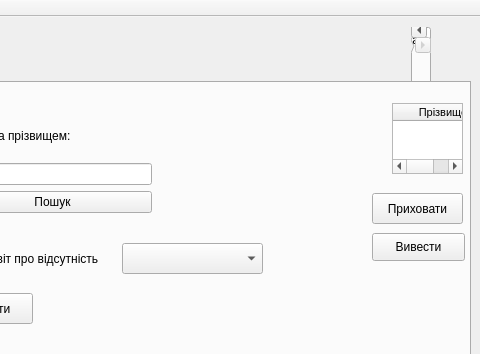
Artem-Chabanovskiy/Course_Work, file mainwindow.ui: the form before one commit; both pictures show x 810 to 1290 and y 0 to 354 of the 1290 by 726 pixel window.
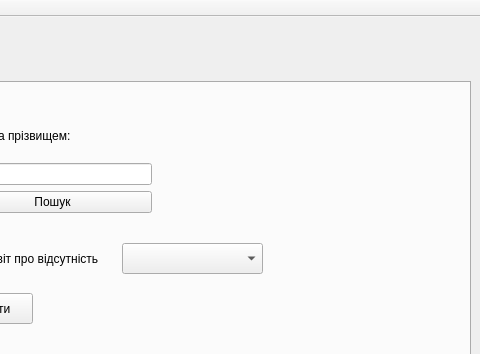
The form after the commit. The open tabs and pages were chosen to show the change.

What changed in the file:
```diff
--- a/mainwindow.ui
+++ b/mainwindow.ui
@@ -798,79 +798,6 @@
        <string/>
       </property>
      </widget>
-     <widget class="QTableWidget" name="ful_absence_info_tb">
-      <property name="geometry">
-       <rect>
-        <x>1190</x>
-        <y>20</y>
-        <width>71</width>
-        <height>71</height>
-       </rect>
-      </property>
-      <property name="editTriggers">
-       <set>QAbstractItemView::NoEditTriggers</set>
-      </property>
-      <column>
-       <property name="text">
-        <string>Прізвище</string>
-       </property>
-       <property name="font">
-        <font>
-         <pointsize>8</pointsize>
-        </font>
-       </property>
-      </column>
-      <column>
-       <property name="text">
-        <string>Ім'я</string>
-       </property>
-       <property name="font">
-        <font>
-         <pointsize>8</pointsize>
-        </font>
-       </property>
-      </column>
-      <column>
-       <property name="text">
-        <string>Всього відсутностей</string>
-       </property>
-       <property name="font">
-        <font>
-         <pointsize>8</pointsize>
-        </font>
-       </property>
-      </column>
-      <column>
-       <property name="text">
-        <string>Всього днів пропущено</string>
-       </property>
-       <property name="font">
-        <font>
-         <pointsize>8</pointsize>
-        </font>
-       </property>
-      </column>
-      <column>
-       <property name="text">
-        <string>Середня тривалість</string>
-       </property>
-       <property name="font">
-        <font>
-         <pointsize>8</pointsize>
-        </font>
-       </property>
-      </column>
-      <column>
-       <property name="text">
-        <string>Пропущено робочих днів</string>
-       </property>
-       <property name="font">
-        <font>
-         <pointsize>8</pointsize>
-        </font>
-       </property>
-      </column>
-     </widget>
      <widget class="QComboBox" name="full_absence_info_cb">
       <property name="geometry">
        <rect>
@@ -894,32 +821,6 @@
        <string>Вивести звіт про відсутність</string>
       </property>
      </widget>
-     <widget class="QPushButton" name="full_absence_info_bt">
-      <property name="geometry">
-       <rect>
-        <x>1170</x>
-        <y>150</y>
-        <width>93</width>
-        <height>28</height>
-       </rect>
-      </property>
-      <property name="text">
-       <string>Вивести</string>
-      </property>
-     </widget>
-     <widget class="QPushButton" name="full_absence_info_hide">
-      <property name="geometry">
-       <rect>
-        <x>1170</x>
-        <y>110</y>
-        <width>91</width>
-        <height>31</height>
-       </rect>
-      </property>
-      <property name="text">
-       <string>Приховати</string>
-      </property>
-     </widget>
      <widget class="QPushButton" name="report_bt">
       <property name="geometry">
        <rect>
@@ -953,34 +854,6 @@
      </widget>
     </widget>
    </widget>
-   <widget class="QTabWidget" name="manag_w">
-    <property name="geometry">
-     <rect>
-      <x>1221</x>
-      <y>10</y>
-      <width>20</width>
-      <height>101</height>
-     </rect>
-    </property>
-    <property name="currentIndex">
-     <number>2</number>
-    </property>
-    <widget class="QWidget" name="goods">
-     <attribute name="title">
-      <string>Товари</string>
-     </attribute>
-    </widget>
-    <widget class="QWidget" name="sales">
-     <attribute name="title">
-      <string>Продаж</string>
-     </attribute>
-    </widget>
-    <widget class="QWidget" name="purchase">
-     <attribute name="title">
-      <string>Закупка</string>
-     </attribute>
-    </widget>
-   </widget>
    <widget class="QWidget" name="layoutWidget">
     <property name="geometry">
      <rect>
```
Left out of the diff: 21 changed lines with no effect on the pictures.
